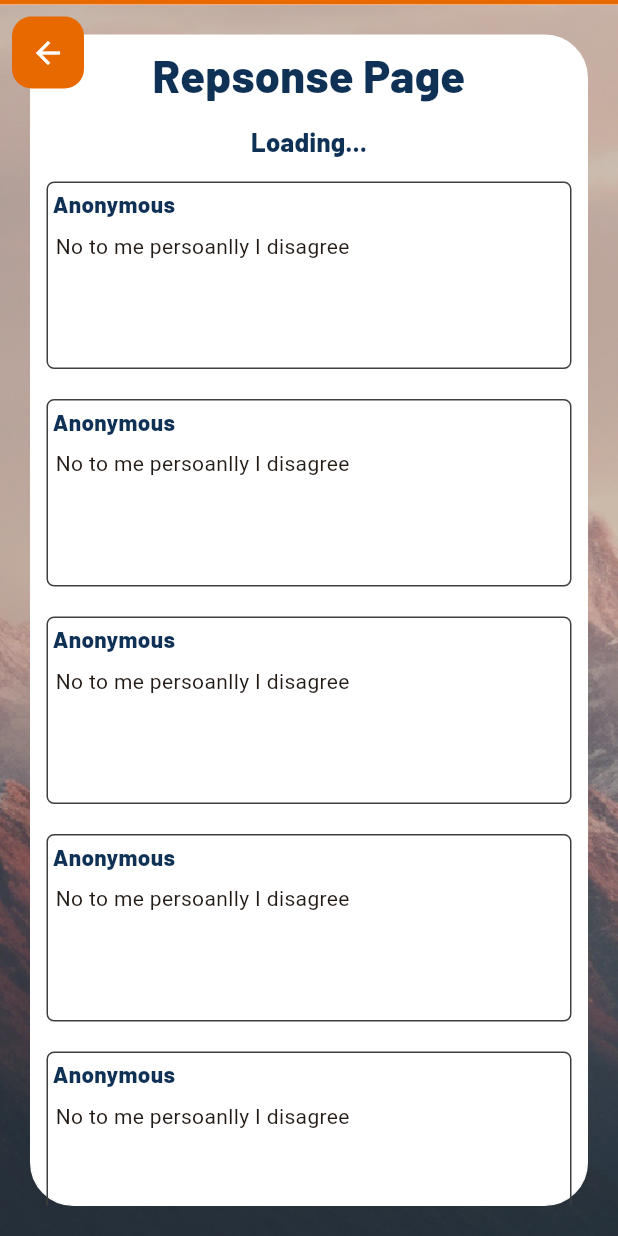
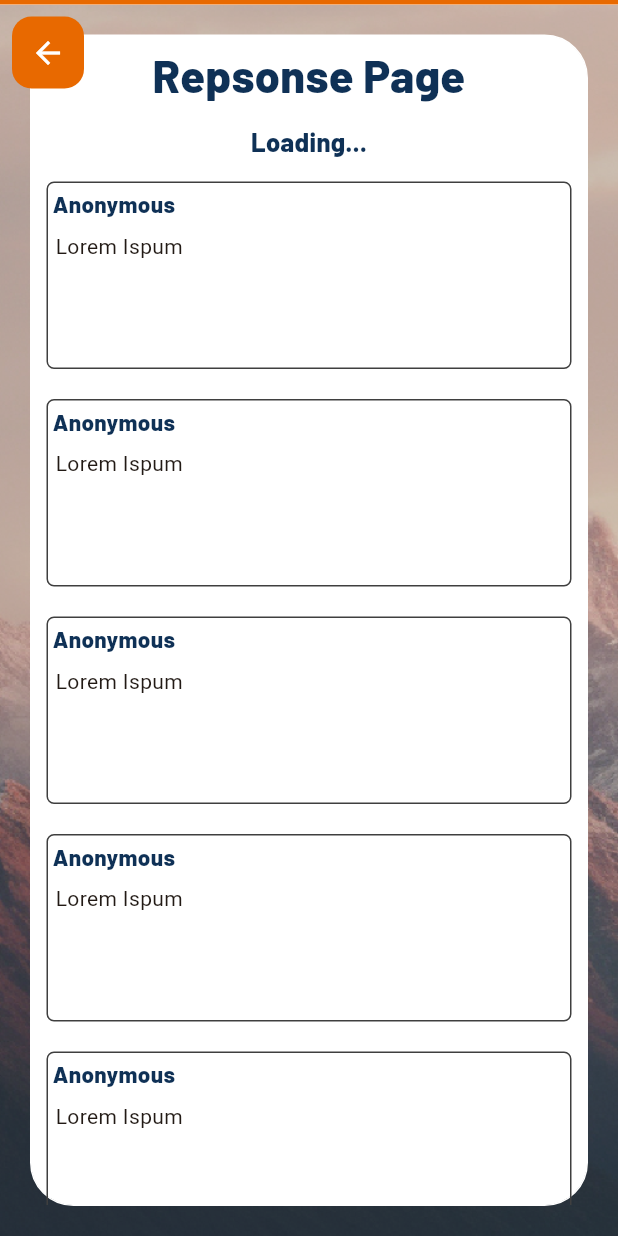
Before and after one commit to provo-caps-tg/peaku-app, a Flutter app: the ResponsePage screen opened directly, on a phone screen of 412 x 824 dp. Run offline on Flutter 3.47's test engine with Material 3 defaults, Android fonts, the phone set to English and light mode, and no system bars.

Commit message:
PlaceHolder Text Change

```diff
--- a/lib/main.dart
+++ b/lib/main.dart
@@ -6,6 +6,7 @@ void main() {runApp(const PeakUApp());}
 String pass = '';
 String email = '';
 bool responded = false;
+String holderText = 'Lorem Ispum';
 String userResponse = '';
 bool enabled = true;
 String selectedQuestion = 'Loading...';
@@ -852,7 +853,6 @@ class _ResponsePage extends State<ResponsePage> {
     if (userResponse==''){enabled=false;}
   }
 
-
   @override
   Widget build(BuildContext context) {
     responded = true;
@@ -969,11 +969,11 @@ class _ResponsePage extends State<ResponsePage> {
                               ),
                               borderRadius: const BorderRadius.all(Radius.circular(5))
                               ),
-                              child: const SingleChildScrollView (
+                              child: SingleChildScrollView (
                                 child: Column(
                                   mainAxisAlignment: MainAxisAlignment.center,
                                   children: [
-                                    Align(
+                                    const Align(
                                       alignment: Alignment.centerLeft,
                                       child: Padding(
                                         padding: EdgeInsets.all(3),
@@ -988,8 +988,8 @@ class _ResponsePage extends State<ResponsePage> {
                                     Align(
                                       alignment: Alignment.centerLeft,
                                       child: Padding(
-                                          padding: EdgeInsets.all(5),
-                                          child: Text('No to me persoanlly I disagree')
+                                          padding: const EdgeInsets.all(5),
+                                          child: Text(holderText)
                                       )
                                     ),
                                   ]
@@ -1009,11 +1009,11 @@ class _ResponsePage extends State<ResponsePage> {
                               ),
                               borderRadius: const BorderRadius.all(Radius.circular(5))
                               ),
-                              child: const SingleChildScrollView (
+                              child: SingleChildScrollView (
                                 child: Column(
                                   mainAxisAlignment: MainAxisAlignment.center,
                                   children: [
-                                    Align(
+                                    const Align(
                                       alignment: Alignment.centerLeft,
                                       child: Padding(
                                         padding: EdgeInsets.all(3),
@@ -1028,16 +1028,15 @@ class _ResponsePage extends State<ResponsePage> {
                                     Align(
                                       alignment: Alignment.centerLeft,
                                       child: Padding(
-                                          padding: EdgeInsets.all(5),
-                                          child: Text('No to me persoanlly I disagree')
+                                          padding: const EdgeInsets.all(5),
+                                          child: Text(holderText)
                                       )
                                     ),
                                   ]
                                 ),
                              ),
                           ),
-                        ),
-                        Padding(
+                        ),Padding(
                           padding: const EdgeInsets.all(10),
                           child: Container(
                             width: double.infinity,
@@ -1049,11 +1048,11 @@ class _ResponsePage extends State<ResponsePage> {
                               ),
                               borderRadius: const BorderRadius.all(Radius.circular(5))
                               ),
-                              child: const SingleChildScrollView (
+                              child: SingleChildScrollView (
                                 child: Column(
                                   mainAxisAlignment: MainAxisAlignment.center,
                                   children: [
-                                    Align(
+                                    const Align(
                                       alignment: Alignment.centerLeft,
                                       child: Padding(
                                         padding: EdgeInsets.all(3),
@@ -1068,16 +1067,15 @@ class _ResponsePage extends State<ResponsePage> {
                                     Align(
                                       alignment: Alignment.centerLeft,
                                       child: Padding(
-                                          padding: EdgeInsets.all(5),
-                                          child: Text('No to me persoanlly I disagree')
+                                          padding: const EdgeInsets.all(5),
+                                          child: Text(holderText)
                                       )
                                     ),
                                   ]
                                 ),
                              ),
                           ),
-                        ),
-                        Padding(
+                        ),Padding(
                           padding: const EdgeInsets.all(10),
                           child: Container(
                             width: double.infinity,
@@ -1089,11 +1087,11 @@ class _ResponsePage extends State<ResponsePage> {
                               ),
                               borderRadius: const BorderRadius.all(Radius.circular(5))
                               ),
-                              child: const SingleChildScrollView (
+                              child: SingleChildScrollView (
                                 child: Column(
                                   mainAxisAlignment: MainAxisAlignment.center,
                                   children: [
-                                    Align(
+                                    const Align(
                                       alignment: Alignment.centerLeft,
                                       child: Padding(
                                         padding: EdgeInsets.all(3),
@@ -1108,16 +1106,15 @@ class _ResponsePage extends State<ResponsePage> {
                                     Align(
                                       alignment: Alignment.centerLeft,
                                       child: Padding(
-                                          padding: EdgeInsets.all(5),
-                                          child: Text('No to me persoanlly I disagree')
+                                          padding: const EdgeInsets.all(5),
+                                          child: Text(holderText)
                                       )
                                     ),
                                   ]
                                 ),
                              ),
                           ),
-                        ),
-                        Padding(
+                        ),Padding(
                           padding: const EdgeInsets.all(10),
                           child: Container(
                             width: double.infinity,
@@ -1129,11 +1126,11 @@ class _ResponsePage extends State<ResponsePage> {
                               ),
                               borderRadius: const BorderRadius.all(Radius.circular(5))
                               ),
-                              child: const SingleChildScrollView (
+                              child: SingleChildScrollView (
                                 child: Column(
                                   mainAxisAlignment: MainAxisAlignment.center,
                                   children: [
-                                    Align(
+                                    const Align(
                                       alignment: Alignment.centerLeft,
                                       child: Padding(
                                         padding: EdgeInsets.all(3),
@@ -1148,8 +1145,47 @@ class _ResponsePage extends State<ResponsePage> {
                                     Align(
                                       alignment: Alignment.centerLeft,
                                       child: Padding(
-                                          padding: EdgeInsets.all(5),
-                                          child: Text('No to me persoanlly I disagree')
+                                          padding: const EdgeInsets.all(5),
+                                          child: Text(holderText)
+                                      )
+                                    ),
+                                  ]
+                                ),
+                             ),
+                          ),
+                        ),Padding(
+                          padding: const EdgeInsets.all(10),
+                          child: Container(
+                            width: double.infinity,
+                            height: 125,
+                              decoration: BoxDecoration(
+                                border: Border.all(
+                                color: const Color.fromARGB(255, 63, 63, 63),
+                                width: 1,
+                              ),
+                              borderRadius: const BorderRadius.all(Radius.circular(5))
+                              ),
+                              child: SingleChildScrollView (
+                                child: Column(
+                                  mainAxisAlignment: MainAxisAlignment.center,
+                                  children: [
+                                    const Align(
+                                      alignment: Alignment.centerLeft,
+                                      child: Padding(
+                                        padding: EdgeInsets.all(3),
+                                        child: Text(
+                                          'Anonymous',
+                                          style: TextStyle(
+                                            fontSize: 15, fontWeight: FontWeight.bold, fontFamily: 'Barlow', color: Color.fromRGBO(15, 49, 86, 1)
+                                          ),
+                                        ),
+                                      ),
+                                    ),
+                                    Align(
+                                      alignment: Alignment.centerLeft,
+                                      child: Padding(
+                                          padding: const EdgeInsets.all(5),
+                                          child: Text(holderText)
                                       )
                                     ),
                                   ]
```
